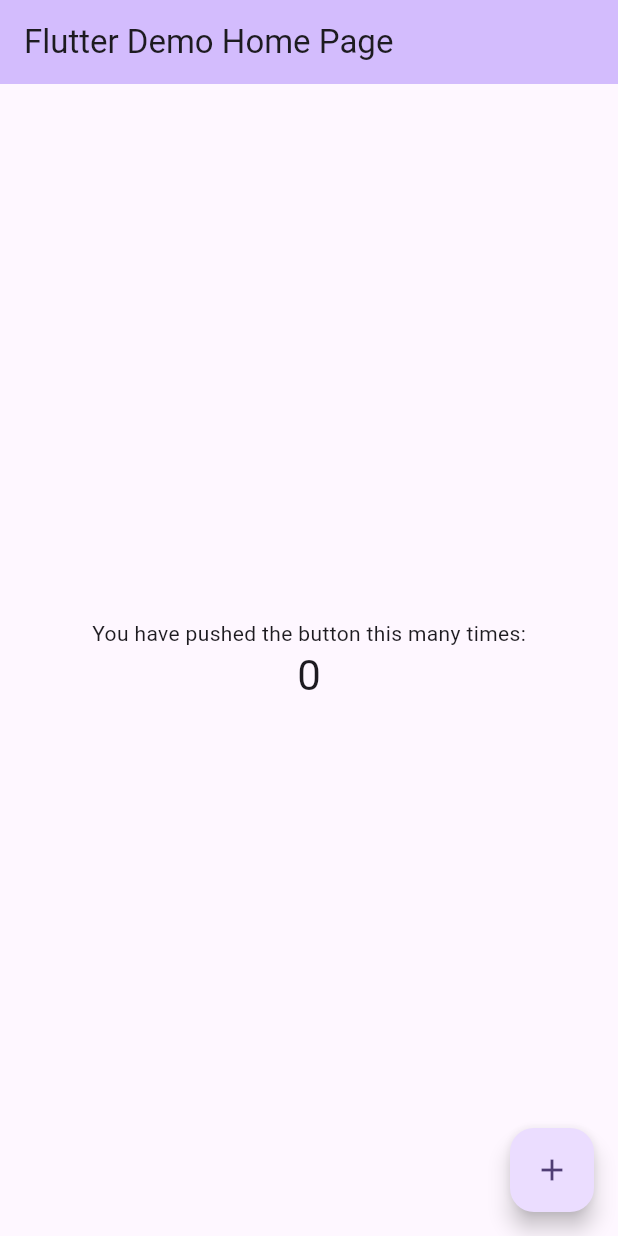
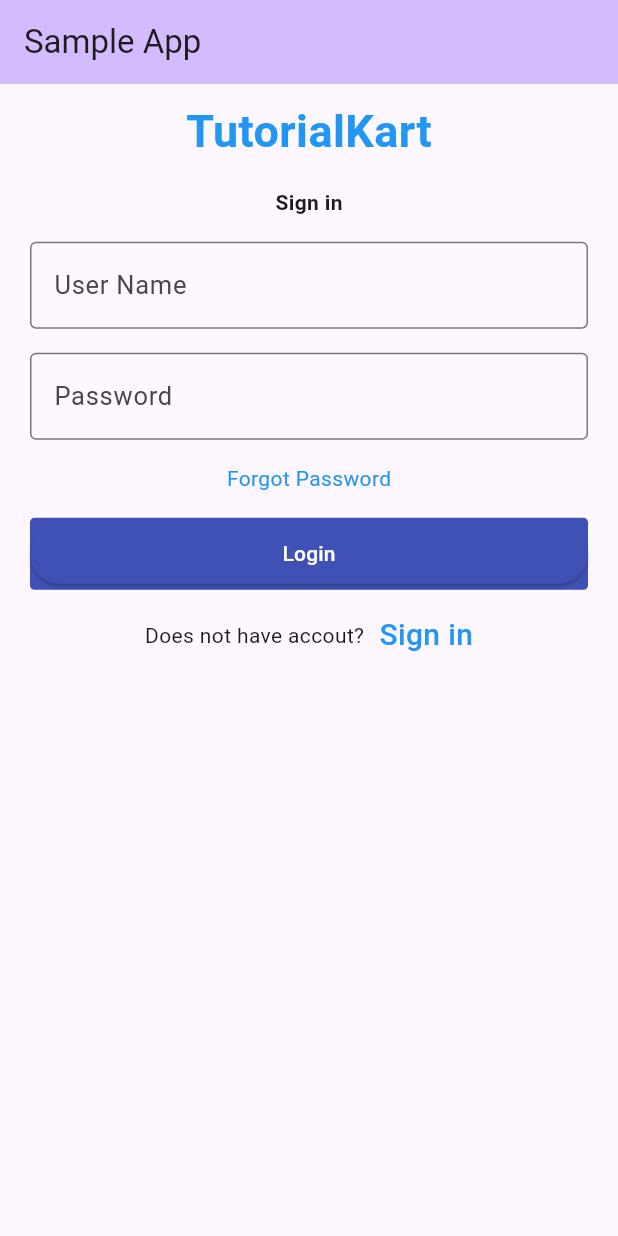
Before and after one commit to Ikaris22/baitapbuoi5, a Flutter app: the screen it shows after launch, on a phone screen of 412 x 824 dp. Run offline on Flutter 3.47's test engine with Material 2 defaults, Android fonts, the phone set to English and light mode, and no system bars.

Commit message:
commit bài làm

```diff
--- a/lib/main.dart
+++ b/lib/main.dart
@@ -13,40 +13,16 @@ class MyApp extends StatelessWidget {
     return MaterialApp(
       title: 'Flutter Demo',
       theme: ThemeData(
-        // This is the theme of your application.
-        //
-        // TRY THIS: Try running your application with "flutter run". You'll see
-        // the application has a blue toolbar. Then, without quitting the app,
-        // try changing the seedColor in the colorScheme below to Colors.green
-        // and then invoke "hot reload" (save your changes or press the "hot
-        // reload" button in a Flutter-supported IDE, or press "r" if you used
-        // the command line to start the app).
-        //
-        // Notice that the counter didn't reset back to zero; the application
-        // state is not lost during the reload. To reset the state, use hot
-        // restart instead.
-        //
-        // This works for code too, not just values: Most code changes can be
-        // tested with just a hot reload.
         colorScheme: ColorScheme.fromSeed(seedColor: Colors.deepPurple),
         useMaterial3: true,
       ),
-      home: const MyHomePage(title: 'Flutter Demo Home Page'),
+      home: const MyHomePage(title: 'Sample App'),
     );
   }
 }
 
 class MyHomePage extends StatefulWidget {
   const MyHomePage({super.key, required this.title});
-
-  // This widget is the home page of your application. It is stateful, meaning
-  // that it has a State object (defined below) that contains fields that affect
-  // how it looks.
-
-  // This class is the configuration for the state. It holds the values (in this
-  // case the title) provided by the parent (in this case the App widget) and
-  // used by the build method of the State. Fields in a Widget subclass are
-  // always marked "final".
 
   final String title;
 
@@ -55,71 +31,114 @@ class MyHomePage extends StatefulWidget {
 }
 
 class _MyHomePageState extends State<MyHomePage> {
-  int _counter = 0;
+  String check ='';
+  TextEditingController username = TextEditingController();
+  TextEditingController password = TextEditingController();
 
-  void _incrementCounter() {
+
+  checkLogin({required TextEditingController username,
+    required TextEditingController password}) {
+
+   if (username.text.isEmpty||password.text.isEmpty) {
       setState(() {
-      // This call to setState tells the Flutter framework that something has
-      // changed in this State, which causes it to rerun the build method below
-      // so that the display can reflect the updated values. If we changed
-      // _counter without calling setState(), then the build method would not be
-      // called again, and so nothing would appear to happen.
-      _counter++;
+        check = 'Đăng nhập thất bại!';
+      });
+    }else{
+      setState(() {
+        check = 'Đăng nhập thành công!';
       });
     }
 
+  }
+
+
   @override
   Widget build(BuildContext context) {
-    // This method is rerun every time setState is called, for instance as done
-    // by the _incrementCounter method above.
-    //
-    // The Flutter framework has been optimized to make rerunning build methods
-    // fast, so that you can just rebuild anything that needs updating rather
-    // than having to individually change instances of widgets.
     return Scaffold(
         appBar: AppBar(
-        // TRY THIS: Try changing the color here to a specific color (to
-        // Colors.amber, perhaps?) and trigger a hot reload to see the AppBar
-        // change color while the other colors stay the same.
           backgroundColor: Theme.of(context).colorScheme.inversePrimary,
-        // Here we take the value from the MyHomePage object that was created by
-        // the App.build method, and use it to set our appbar title.
           title: Text(widget.title),
         ),
-      body: Center(
-        // Center is a layout widget. It takes a single child and positions it
-        // in the middle of the parent.
+        body: Container(
+          padding: const EdgeInsets.only(top: 10),
+          child: Column(children: [
+            const Text('TutorialKart',
+                style: TextStyle(
+                    fontSize: 30,
+                    fontWeight: FontWeight.bold,
+                    color: Colors.blue)),
+            SizedBox(
+                height: MediaQuery.of(context).size.height / 2.1,
                 child: Column(
-          // Column is also a layout widget. It takes a list of children and
-          // arranges them vertically. By default, it sizes itself to fit its
-          // children horizontally, and tries to be as tall as its parent.
-          //
-          // Column has various properties to control how it sizes itself and
-          // how it positions its children. Here we use mainAxisAlignment to
-          // center the children vertically; the main axis here is the vertical
-          // axis because Columns are vertical (the cross axis would be
-          // horizontal).
-          //
-          // TRY THIS: Invoke "debug painting" (choose the "Toggle Debug Paint"
-          // action in the IDE, or press "p" in the console), to see the
-          // wireframe for each widget.
-          mainAxisAlignment: MainAxisAlignment.center,
-          children: <Widget>[
-            const Text(
-              'You have pushed the button this many times:',
-            ),
-            Text(
-              '$_counter',
-              style: Theme.of(context).textTheme.headlineMedium,
-            ),
-          ],
+                    mainAxisAlignment: MainAxisAlignment.spaceEvenly,
+                    children: [
+                      const Text('Sign in',
+                          style: TextStyle(fontWeight: FontWeight.bold)),
+                      Container(
+                        width: double.infinity,
+                        margin: const EdgeInsets.symmetric(horizontal: 20),
+                        child: TextField(
+                          controller: username,
+                          decoration: const InputDecoration(
+                            hintStyle: TextStyle(fontSize: 17),
+                            hintText: 'User Name',
+                            border: OutlineInputBorder(),
                           ),
                         ),
-      floatingActionButton: FloatingActionButton(
-        onPressed: _incrementCounter,
-        tooltip: 'Increment',
-        child: const Icon(Icons.add),
-      ), // This trailing comma makes auto-formatting nicer for build methods.
+                      ),
+                      Container(
+                        width: double.infinity,
+                        margin: const EdgeInsets.symmetric(horizontal: 20),
+                        child: TextField(
+                          controller: password,
+                          obscureText: true,
+                          decoration: const InputDecoration(
+                            hintStyle: TextStyle(fontSize: 17),
+                            hintText: 'Password',
+                            border: OutlineInputBorder(),
+                          ),
+                        ),
+                      ),
+                      const Text('Forgot Password',
+                          style: TextStyle(color: Colors.blue)),
+                      Container(
+                          width: double.infinity,
+                          margin: const EdgeInsets.symmetric(horizontal: 20),
+                          decoration: const BoxDecoration(
+                              borderRadius:
+                                  BorderRadius.all(Radius.circular(3.0) //
+                                      ),
+                              color: Colors.indigo),
+                          child: ElevatedButton(
+                            style: ElevatedButton.styleFrom(
+                              foregroundColor: Colors
+                                  .white, //change background color of button
+                              backgroundColor: Colors.indigo,
+                            ),
+                           onPressed: () =>checkLogin(username: username,password: password),
+                            child: const Text('Login'),
+                          )),
+                      const Row(
+                          mainAxisAlignment: MainAxisAlignment.center,
+                          children: [
+                            Text('Does not have accout?'),
+                            SizedBox(width: 10),
+                            Text('Sign in',
+                                style: TextStyle(
+                                    fontSize: 20,
+                                    color: Colors.blue,
+                                    fontWeight: FontWeight.w500))
+                          ]),
+                      Row(
+                          mainAxisAlignment: MainAxisAlignment.center,
+                        children: [
+                          Text('$check',
+                          style: TextStyle(color: Colors.red,fontSize: 22,fontWeight: FontWeight.bold))
+                        ]
+                      )
+                    ]))
+          ]),
+        )
         );
   }
 }
```
Lines whose indentation alone changed are shown as unchanged.
